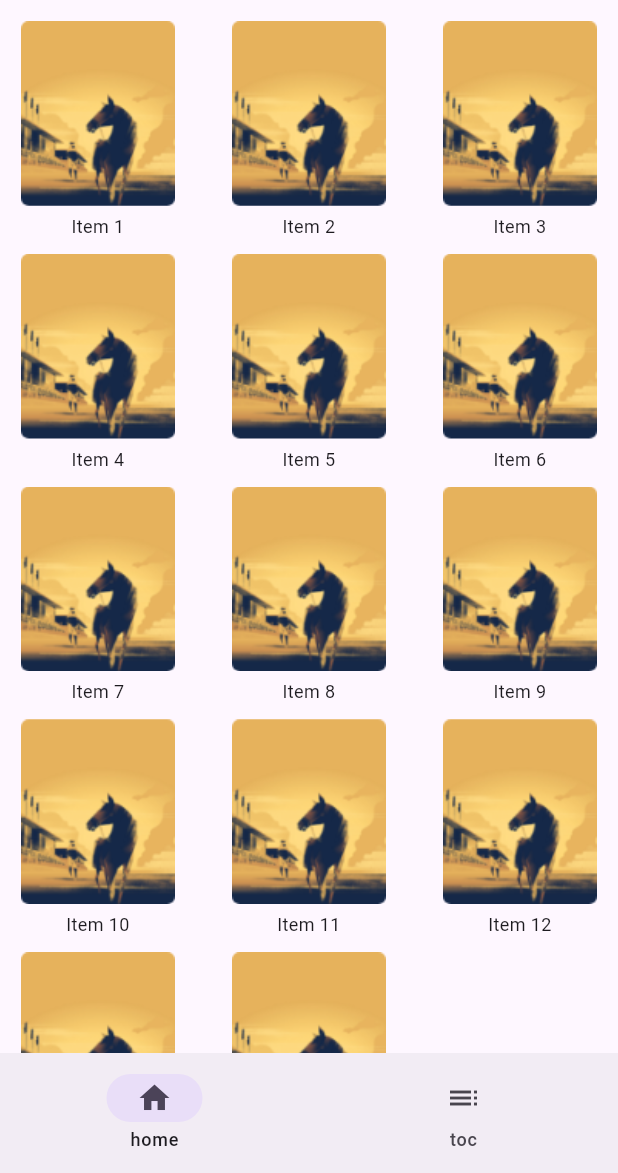
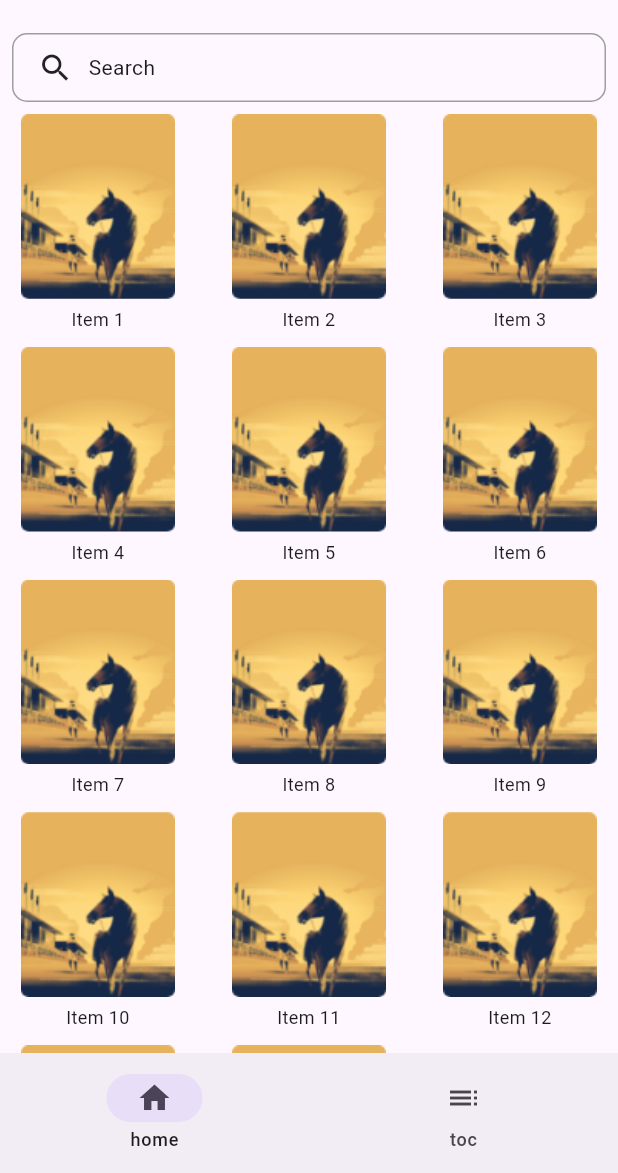
Before and after one commit to Amorphteam/ketub_platform, a Flutter app: the screen it shows after launch, on a phone screen of 412 x 824 dp, the part 63-1236 px from its top. Run offline on Flutter 3.47's test engine with Material 2 defaults, Android fonts, the phone set to English and light mode, and no system bars.

Commit message:
Create Search view in LibraryScreen

```diff
--- a/lib/main.dart
+++ b/lib/main.dart
@@ -12,6 +12,7 @@ class MyApp extends StatelessWidget {
   Widget build(BuildContext context) {
     return MaterialApp(
       title: 'Flutter Demo',
+      debugShowCheckedModeBanner: false,
       theme: ThemeData(
 
         colorScheme: ColorScheme.fromSeed(seedColor: Colors.deepPurple),
--- a/lib/pages/library_page.dart
+++ b/lib/pages/library_page.dart
@@ -1,19 +1,50 @@
 import 'package:flutter/material.dart';
+import 'package:ketub_platform/models/book_item.dart';
+import 'package:ketub_platform/pages/search_page.dart';
+import 'package:ketub_platform/pages/toc_page.dart';
 import 'package:ketub_platform/util/temp_data.dart';
 
 class LibraryPage extends StatelessWidget {
-
-
-
   @override
   Widget build(BuildContext context) {
     return Scaffold(
-      body: GridView.builder(
-        gridDelegate:  SliverGridDelegateWithFixedCrossAxisCount(
+      body: Column(
+        children: [
+          Padding(
+            padding: const EdgeInsets.all(8.0),
+            child: GestureDetector(
+              onTap: () {
+                Navigator.push(
+                  context,
+                  MaterialPageRoute(
+                    builder: (context) => SearchPage(),
+                  ),
+                );
+              },
+              child: Container(
+                padding: EdgeInsets.symmetric(horizontal: 16, vertical: 10),
+                decoration: BoxDecoration(
+                  borderRadius: BorderRadius.circular(10),
+                  border: Border.all(color: Colors.grey),
+                ),
+
+                child: Row(
+                  children: [
+                    Icon(Icons.search),
+                    SizedBox(width: 10),
+                    Text('Search'),
+                  ],
+                ),
+              ),
+            ),
+          ),
+          Expanded(
+            child: GridView.builder(
+              gridDelegate: SliverGridDelegateWithFixedCrossAxisCount(
                 crossAxisCount: 3, // Number of columns
                 crossAxisSpacing: 10, // Spacing between columns
-          mainAxisSpacing: 10,
-          childAspectRatio: 0.9,// Spacing between rows
+                mainAxisSpacing: 10, // Spacing between rows
+                childAspectRatio: 0.9,
               ),
               itemCount: bookItems.length,
               itemBuilder: (context, index) {
@@ -23,7 +54,7 @@ class LibraryPage extends StatelessWidget {
                     Expanded(
                       child: Container(
                         decoration: BoxDecoration(
-                    borderRadius: BorderRadius.circular(10), // Rounded corners
+                          borderRadius: BorderRadius.circular(10),
                           image: DecorationImage(
                             image: AssetImage('assets/images/' + bookItems[index].imagePath),
                             fit: BoxFit.contain,
@@ -31,7 +62,7 @@ class LibraryPage extends StatelessWidget {
                         ),
                       ),
                     ),
-              SizedBox(height: 5), // Add spacing between image and title
+                    SizedBox(height: 5),
                     Text(
                       bookItems[index].title,
                       textAlign: TextAlign.center,
@@ -43,6 +74,9 @@ class LibraryPage extends StatelessWidget {
                 );
               },
             ),
+          ),
+        ],
+      ),
     );
   }
 }
--- /dev/null
+++ b/lib/pages/search_page.dart
@@ -0,0 +1,12 @@
+import 'package:flutter/material.dart';
+
+class SearchPage extends StatelessWidget {
+  const SearchPage({super.key});
+
+  @override
+  Widget build(BuildContext context) {
+    return  Container(
+      color: Colors.green,
+    );
+  }
+}
```
Lines whose indentation alone changed are shown as unchanged.
